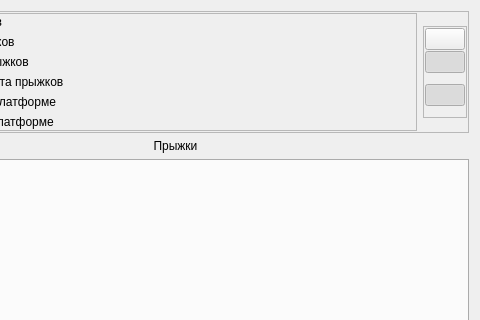
The window that metodics/jump_plate/jumpheighttest/jumpheighttestvisualize.ui (grigp/a-analyser) describes before a commit, drawn with Qt 5; both pictures show x 129 to 609 and y 0 to 320 of the 609 by 435 pixel window.
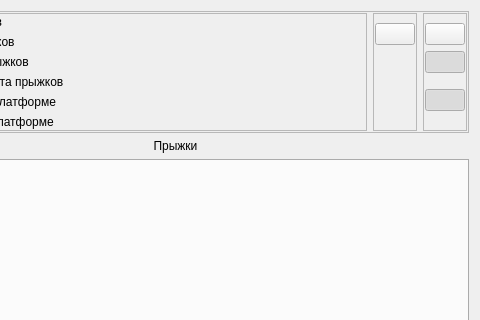
The same window after the commit. Icons and pictures are not drawn. Custom widgets are drawn as their Qt base class.

Commit message: Экспорт в MS Excel (в csv файл) в дроп тесте и в тесте анализа высоты серии прыжков

```diff
--- a/metodics/jump_plate/jumpheighttest/jumpheighttestvisualize.ui
+++ b/metodics/jump_plate/jumpheighttest/jumpheighttestvisualize.ui
@@ -113,10 +113,79 @@
         </layout>
        </widget>
       </item>
+      <item>
+       <widget class="QFrame" name="frTableTool">
+        <property name="sizePolicy">
+         <sizepolicy hsizetype="Fixed" vsizetype="Preferred">
+          <horstretch>0</horstretch>
+          <verstretch>0</verstretch>
+         </sizepolicy>
+        </property>
+        <property name="frameShape">
+         <enum>QFrame::StyledPanel</enum>
+        </property>
+        <property name="frameShadow">
+         <enum>QFrame::Raised</enum>
+        </property>
+        <layout class="QVBoxLayout" name="verticalLayout_7">
+         <property name="leftMargin">
+          <number>1</number>
+         </property>
+         <property name="rightMargin">
+          <number>1</number>
+         </property>
+         <item>
+          <widget class="QPushButton" name="btnExportToExcel">
+           <property name="toolTip">
+            <string>Экспортировать в MS Excel...</string>
+           </property>
+           <property name="statusTip">
+            <string/>
+           </property>
+           <property name="text">
+            <string/>
+           </property>
+           <property name="icon">
+            <iconset resource="../../../kernel.qrc">
+             <normaloff>:/images/Excel.png</normaloff>:/images/Excel.png</iconset>
+           </property>
+           <property name="iconSize">
+            <size>
+             <width>20</width>
+             <height>20</height>
+            </size>
+           </property>
+           <property name="checkable">
+            <bool>false</bool>
+           </property>
+           <property name="checked">
+            <bool>false</bool>
+           </property>
+           <property name="autoExclusive">
+            <bool>true</bool>
+           </property>
+          </widget>
+         </item>
+         <item>
+          <spacer name="verticalSpacer_4">
+           <property name="orientation">
+            <enum>Qt::Vertical</enum>
+           </property>
+           <property name="sizeHint" stdset="0">
+            <size>
+             <width>20</width>
+             <height>40</height>
+            </size>
+           </property>
+          </spacer>
+         </item>
+        </layout>
+       </widget>
+      </item>
       <item>
        <widget class="QFrame" name="frDiagTool">
         <property name="sizePolicy">
-         <sizepolicy hsizetype="Fixed" vsizetype="Fixed">
+         <sizepolicy hsizetype="Fixed" vsizetype="Preferred">
           <horstretch>0</horstretch>
           <verstretch>0</verstretch>
          </sizepolicy>
@@ -129,19 +198,19 @@
         </property>
         <layout class="QVBoxLayout" name="verticalLayout_5">
          <property name="spacing">
-          <number>1</number>
+          <number>6</number>
          </property>
          <property name="leftMargin">
           <number>1</number>
          </property>
          <property name="topMargin">
-          <number>1</number>
+          <number>9</number>
          </property>
          <property name="rightMargin">
           <number>1</number>
          </property>
          <property name="bottomMargin">
-          <number>1</number>
+          <number>9</number>
          </property>
          <item>
           <widget class="QPushButton" name="btnGraph">
```
Left out of the diff: 21 changed lines with no effect on the pictures. The commit also changes 10 other files.
